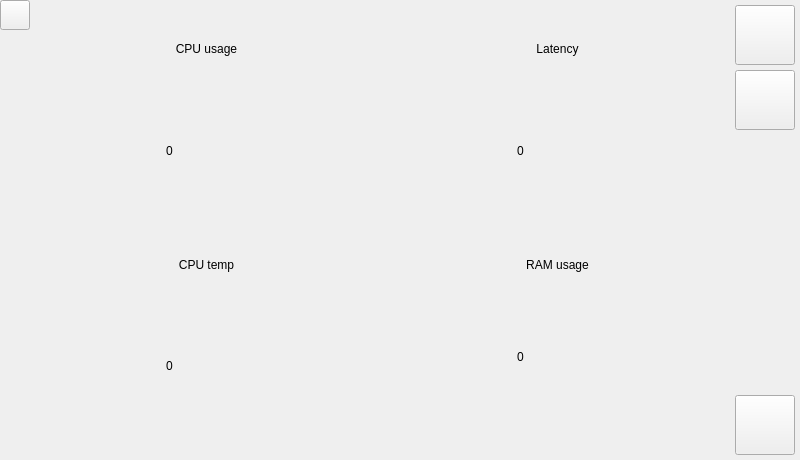
The window that process/gui/mainwindow.ui (hertwing/RoboticArm) describes before a commit, drawn with Qt 5.
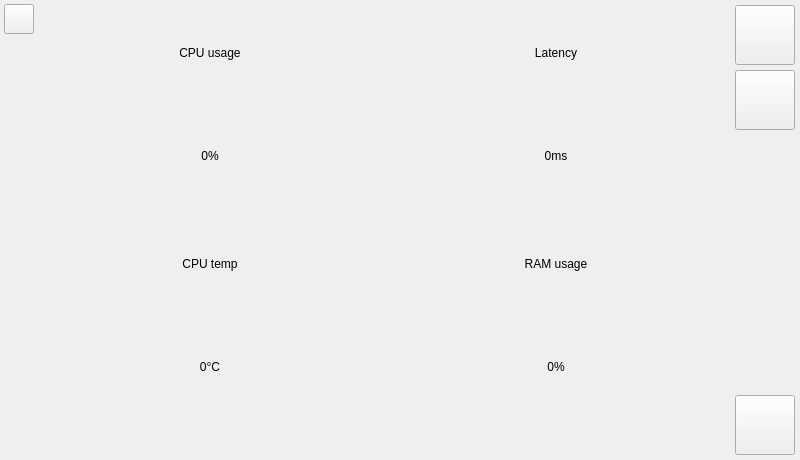
The same window after the commit.

```diff
--- a/process/gui/mainwindow.ui
+++ b/process/gui/mainwindow.ui
@@ -68,27 +68,56 @@
          <item>
           <widget class="QStackedWidget" name="stackedWidget">
            <widget class="QWidget" name="stackedWidgetPage1">
+            <layout class="QGridLayout" name="gridLayout">
+             <property name="leftMargin">
+              <number>0</number>
+             </property>
+             <property name="topMargin">
+              <number>0</number>
+             </property>
+             <property name="rightMargin">
+              <number>0</number>
+             </property>
+             <property name="bottomMargin">
+              <number>0</number>
+             </property>
+             <property name="spacing">
+              <number>0</number>
+             </property>
+             <item row="0" column="0">
             <widget class="QWidget" name="widget_diagnostic" native="true">
-             <property name="geometry">
-              <rect>
-               <x>0</x>
-               <y>0</y>
-               <width>731</width>
-               <height>461</height>
-              </rect>
-             </property>
              <layout class="QGridLayout" name="gridLayout_4">
+                <property name="leftMargin">
+                 <number>4</number>
+                </property>
+                <property name="topMargin">
+                 <number>4</number>
+                </property>
+                <property name="rightMargin">
+                 <number>4</number>
+                </property>
+                <property name="bottomMargin">
+                 <number>4</number>
+                </property>
               <item row="3" column="1">
                <widget class="QWidget" name="widget_cpu_temp" native="true">
-                <widget class="QWidget" name="verticalLayoutWidget_4">
-                 <property name="geometry">
-                  <rect>
-                   <x>0</x>
-                   <y>0</y>
-                   <width>341</width>
-                   <height>201</height>
-                  </rect>
-                 </property>
+                  <layout class="QGridLayout" name="gridLayout_5">
+                   <property name="leftMargin">
+                    <number>0</number>
+                   </property>
+                   <property name="topMargin">
+                    <number>0</number>
+                   </property>
+                   <property name="rightMargin">
+                    <number>0</number>
+                   </property>
+                   <property name="bottomMargin">
+                    <number>0</number>
+                   </property>
+                   <property name="spacing">
+                    <number>0</number>
+                   </property>
+                   <item row="0" column="0">
                  <layout class="QVBoxLayout" name="verticalLayout_3" stretch="1,7">
                   <property name="spacing">
                    <number>0</number>
@@ -117,55 +146,116 @@
                   </item>
                   <item>
                    <widget class="QWidget" name="widget_cpu_temp_chart" native="true">
+                       <layout class="QGridLayout" name="gridLayout_10">
+                        <item row="0" column="0">
                     <widget class="QLabel" name="label_cpu_temp_val">
-                     <property name="geometry">
-                      <rect>
-                       <x>130</x>
-                       <y>80</y>
-                       <width>67</width>
-                       <height>17</height>
-                      </rect>
+                          <property name="styleSheet">
+                           <string notr="true">border: none;</string>
                      </property>
                      <property name="text">
-                      <string>0</string>
-                     </property>
-                    </widget>
+                           <string>0°C</string>
+                          </property>
+                          <property name="alignment">
+                           <set>Qt::AlignCenter</set>
+                          </property>
+                         </widget>
+                        </item>
+                       </layout>
                    </widget>
                   </item>
                  </layout>
-                </widget>
-               </widget>
-              </item>
-              <item row="1" column="0">
-               <widget class="QPushButton" name="button_rpi_switch">
-                <property name="minimumSize">
-                 <size>
-                  <width>30</width>
-                  <height>30</height>
-                 </size>
-                </property>
-                <property name="maximumSize">
-                 <size>
-                  <width>30</width>
-                  <height>30</height>
-                 </size>
-                </property>
+                   </item>
+                  </layout>
+                 </widget>
+                </item>
+                <item row="3" column="2">
+                 <widget class="QWidget" name="widget_ram_usage" native="true">
+                  <layout class="QGridLayout" name="gridLayout_8">
+                   <property name="leftMargin">
+                    <number>0</number>
+                   </property>
+                   <property name="topMargin">
+                    <number>0</number>
+                   </property>
+                   <property name="rightMargin">
+                    <number>0</number>
+                   </property>
+                   <property name="bottomMargin">
+                    <number>0</number>
+                   </property>
+                   <property name="spacing">
+                    <number>0</number>
+                   </property>
+                   <item row="0" column="0">
+                    <layout class="QVBoxLayout" name="verticalLayout_2" stretch="1,7">
+                     <property name="spacing">
+                      <number>0</number>
+                     </property>
+                     <property name="leftMargin">
+                      <number>0</number>
+                     </property>
+                     <property name="topMargin">
+                      <number>0</number>
+                     </property>
+                     <property name="rightMargin">
+                      <number>0</number>
+                     </property>
+                     <property name="bottomMargin">
+                      <number>0</number>
+                     </property>
+                     <item>
+                      <widget class="QLabel" name="label_ram_usage">
                 <property name="text">
-                 <string/>
-                </property>
+                        <string>RAM usage</string>
+                       </property>
+                       <property name="alignment">
+                        <set>Qt::AlignCenter</set>
+                       </property>
+                      </widget>
+                     </item>
+                     <item>
+                      <widget class="QWidget" name="widget_ram_usage_chart" native="true">
+                       <layout class="QGridLayout" name="gridLayout_9">
+                        <item row="0" column="0">
+                         <widget class="QLabel" name="label_ram_usage_val">
+                          <property name="styleSheet">
+                           <string notr="true">border: none;</string>
+                          </property>
+                          <property name="text">
+                           <string>0%</string>
+                          </property>
+                          <property name="alignment">
+                           <set>Qt::AlignCenter</set>
+                          </property>
+                         </widget>
+                        </item>
+                       </layout>
+                      </widget>
+                     </item>
+                    </layout>
+                   </item>
+                  </layout>
                </widget>
               </item>
               <item row="2" column="1">
                <widget class="QWidget" name="widget_cpu_usage" native="true">
-                <widget class="QWidget" name="verticalLayoutWidget_2">
-                 <property name="geometry">
-                  <rect>
-                   <x>0</x>
-                   <y>0</y>
-                   <width>341</width>
-                   <height>211</height>
-                  </rect>
-                 </property>
+                  <layout class="QGridLayout" name="gridLayout_6">
+                   <property name="leftMargin">
+                    <number>0</number>
+                   </property>
+                   <property name="topMargin">
+                    <number>0</number>
+                   </property>
+                   <property name="rightMargin">
+                    <number>0</number>
+                   </property>
+                   <property name="bottomMargin">
+                    <number>0</number>
+                   </property>
+                   <property name="spacing">
+                    <number>0</number>
+                   </property>
+                   <item row="0" column="0">
                  <layout class="QVBoxLayout" name="verticalLayout" stretch="1,7">
                   <property name="spacing">
                    <number>0</number>
@@ -194,36 +284,66 @@
                   </item>
                   <item>
                    <widget class="QWidget" name="widget_cpu_usage_chart" native="true">
+                       <layout class="QGridLayout" name="gridLayout_11">
+                        <item row="0" column="0">
                     <widget class="QLabel" name="label_cpu_usage_val">
-                     <property name="geometry">
-                      <rect>
-                       <x>130</x>
-                       <y>80</y>
-                       <width>67</width>
-                       <height>17</height>
-                      </rect>
+                          <property name="styleSheet">
+                           <string notr="true">border: none;</string>
                      </property>
                      <property name="text">
-                      <string>0</string>
-                     </property>
-                    </widget>
+                           <string>0%</string>
+                          </property>
+                          <property name="alignment">
+                           <set>Qt::AlignCenter</set>
+                          </property>
+                         </widget>
+                        </item>
+                       </layout>
                    </widget>
                   </item>
                  </layout>
-                </widget>
+                   </item>
+                  </layout>
+                 </widget>
+                </item>
+                <item row="1" column="0">
+                 <widget class="QPushButton" name="button_rpi_switch">
+                  <property name="minimumSize">
+                   <size>
+                    <width>30</width>
+                    <height>30</height>
+                   </size>
+                  </property>
+                  <property name="maximumSize">
+                   <size>
+                    <width>30</width>
+                    <height>30</height>
+                   </size>
+                  </property>
+                  <property name="text">
+                   <string/>
+                  </property>
                </widget>
               </item>
               <item row="2" column="2">
                <widget class="QWidget" name="widget_latency" native="true">
-                <widget class="QWidget" name="verticalLayoutWidget_5">
-                 <property name="geometry">
-                  <rect>
-                   <x>0</x>
-                   <y>0</y>
-                   <width>341</width>
-                   <height>211</height>
-                  </rect>
-                 </property>
+                  <layout class="QGridLayout" name="gridLayout_7">
+                   <property name="leftMargin">
+                    <number>0</number>
+                   </property>
+                   <property name="topMargin">
+                    <number>0</number>
+                   </property>
+                   <property name="rightMargin">
+                    <number>0</number>
+                   </property>
+                   <property name="bottomMargin">
+                    <number>0</number>
+                   </property>
+                   <property name="spacing">
+                    <number>0</number>
+                   </property>
+                   <item row="0" column="0">
                  <layout class="QVBoxLayout" name="verticalLayout_4" stretch="1,7">
                   <property name="spacing">
                    <number>0</number>
@@ -252,85 +372,32 @@
                   </item>
                   <item>
                    <widget class="QWidget" name="widget_latency_chart" native="true">
+                       <layout class="QGridLayout" name="gridLayout_12">
+                        <item row="0" column="0">
                     <widget class="QLabel" name="label_latency_val">
-                     <property name="geometry">
-                      <rect>
-                       <x>130</x>
-                       <y>80</y>
-                       <width>67</width>
-                       <height>17</height>
-                      </rect>
+                          <property name="styleSheet">
+                           <string notr="true">border: none;</string>
                      </property>
                      <property name="text">
-                      <string>0</string>
-                     </property>
-                    </widget>
-                   </widget>
-                  </item>
-                 </layout>
-                </widget>
-               </widget>
-              </item>
-              <item row="3" column="2">
-               <widget class="QWidget" name="widget_ram_usage" native="true">
-                <widget class="QWidget" name="verticalLayoutWidget_3">
-                 <property name="geometry">
-                  <rect>
-                   <x>0</x>
-                   <y>0</y>
-                   <width>341</width>
-                   <height>211</height>
-                  </rect>
-                 </property>
-                 <layout class="QVBoxLayout" name="verticalLayout_2" stretch="1,7">
-                  <property name="spacing">
-                   <number>0</number>
-                  </property>
-                  <property name="leftMargin">
-                   <number>0</number>
-                  </property>
-                  <property name="topMargin">
-                   <number>0</number>
-                  </property>
-                  <property name="rightMargin">
-                   <number>0</number>
-                  </property>
-                  <property name="bottomMargin">
-                   <number>0</number>
-                  </property>
-                  <item>
-                   <widget class="QLabel" name="label_ram_usage">
-                    <property name="text">
-                     <string>RAM usage</string>
+                           <string>0ms</string>
                     </property>
                     <property name="alignment">
                      <set>Qt::AlignCenter</set>
                     </property>
                    </widget>
                   </item>
-                  <item>
-                   <widget class="QWidget" name="widget_ram_usage_chart" native="true">
-                    <widget class="QLabel" name="label_ram_usage_val">
-                     <property name="geometry">
-                      <rect>
-                       <x>130</x>
-                       <y>70</y>
-                       <width>67</width>
-                       <height>17</height>
-                      </rect>
-                     </property>
-                     <property name="text">
-                      <string>0</string>
-                     </property>
-                    </widget>
-                   </widget>
-                  </item>
-                 </layout>
-                </widget>
-               </widget>
+                       </layout>
+                      </widget>
+                     </item>
+                    </layout>
+                   </item>
+                  </layout>
+                 </widget>
               </item>
              </layout>
             </widget>
+             </item>
+            </layout>
            </widget>
           </widget>
          </item>
```
Lines whose indentation alone changed are shown as unchanged.
